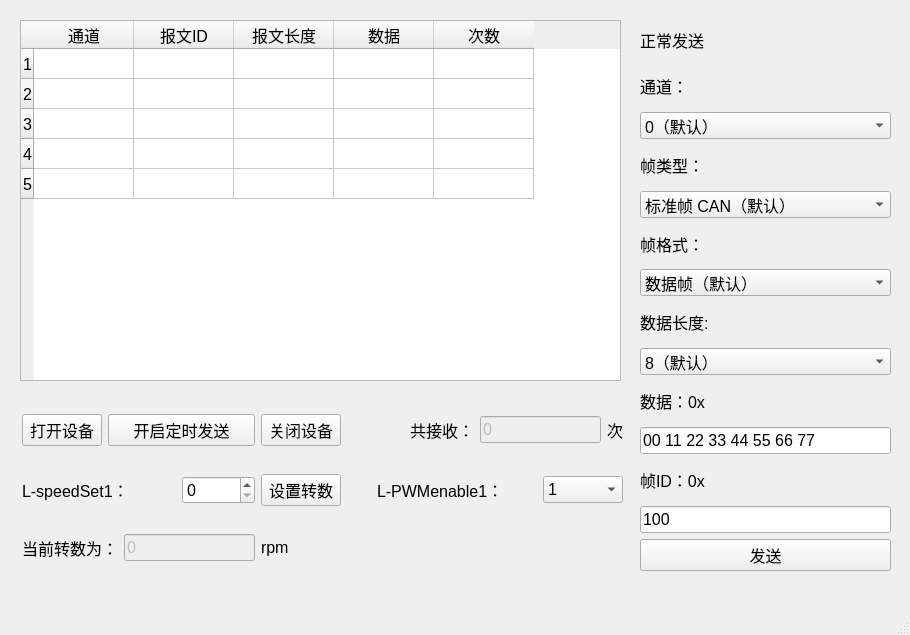
Before: the Qt Designer form Program/DBC_ZLGUsbCan_demo/Qt_ZLGUsbCan_demo/mainwindow.ui in Jiye1314/StudyMaterials, drawn with Qt 5.
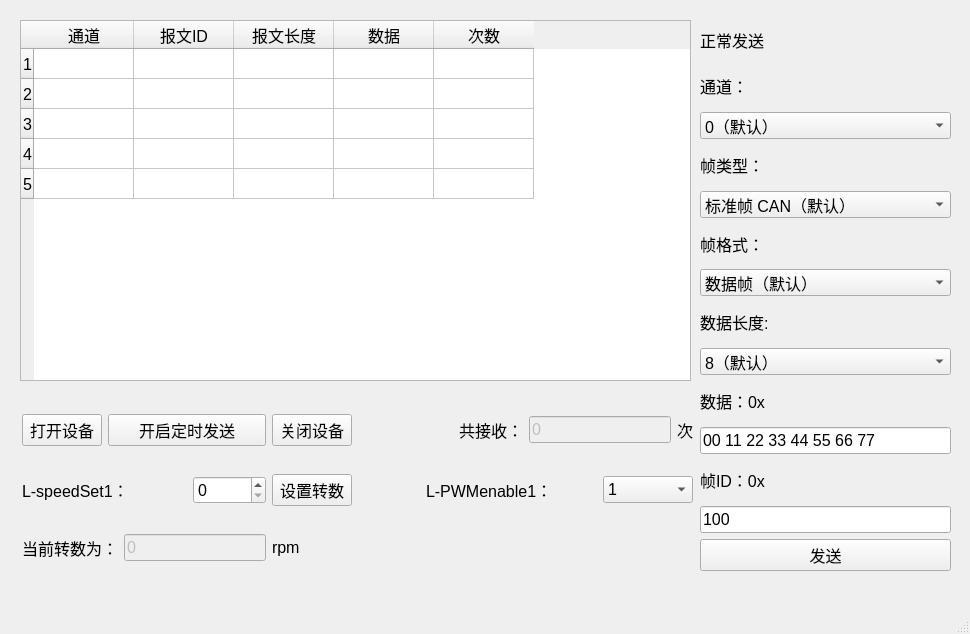
After: the same form once the commit is applied.

What changed in the file:
```diff
--- a/Program/DBC_ZLGUsbCan_demo/Qt_ZLGUsbCan_demo/mainwindow.ui
+++ b/Program/DBC_ZLGUsbCan_demo/Qt_ZLGUsbCan_demo/mainwindow.ui
@@ -6,8 +6,8 @@
    <rect>
     <x>0</x>
     <y>0</y>
-    <width>910</width>
-    <height>635</height>
+    <width>970</width>
+    <height>634</height>
    </rect>
   </property>
   <property name="font">
@@ -24,7 +24,7 @@
      <rect>
       <x>20</x>
       <y>20</y>
-      <width>601</width>
+      <width>671</width>
       <height>361</height>
      </rect>
     </property>
@@ -82,7 +82,7 @@
    <widget class="QWidget" name="layoutWidget">
     <property name="geometry">
      <rect>
-      <x>640</x>
+      <x>700</x>
       <y>20</y>
       <width>251</width>
       <height>551</height>
@@ -255,7 +255,7 @@
      <rect>
       <x>22</x>
       <y>392</y>
-      <width>601</width>
+      <width>671</width>
       <height>191</height>
      </rect>
     </property>
```
Left out of the diff: 9 changed lines with no effect on the pictures.
